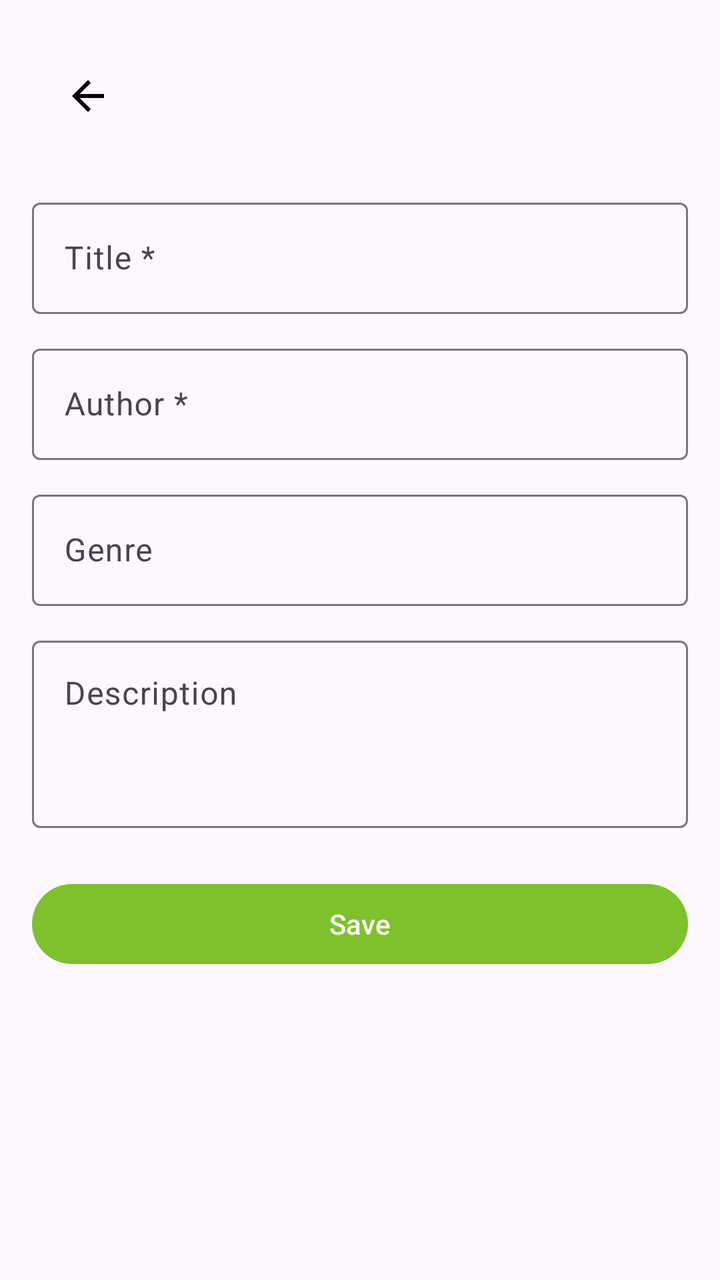
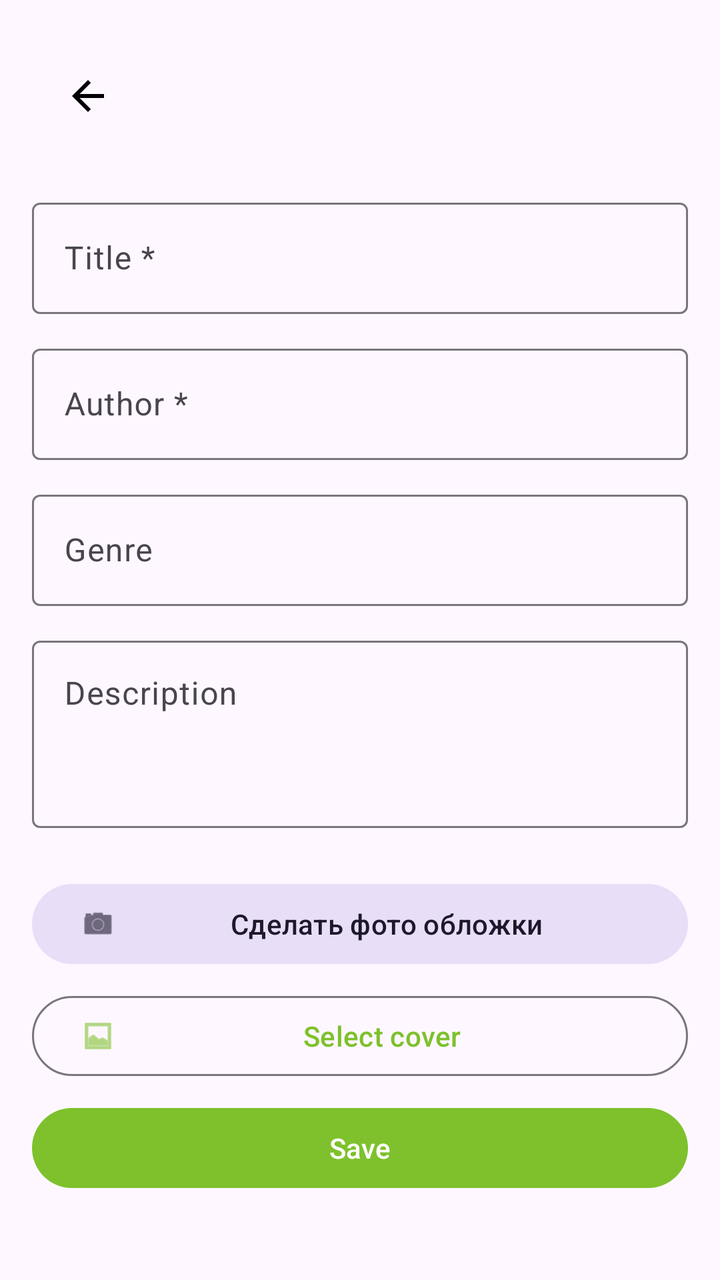

An Android layout rendered at two revisions. The XML below is the earlier revision; the diff shows what the commit changed to produce the second picture.
<!-- AndroidManifest.xml: activity theme Theme.BookLibrary -->
<!-- res/layout/activity_add_edit_book.xml -->
<?xml version="1.0" encoding="utf-8"?>
<ScrollView
    xmlns:android="http://schemas.android.com/apk/res/android"
    xmlns:app="http://schemas.android.com/apk/res-auto"
    android:layout_width="match_parent"
    android:layout_height="match_parent">

    <LinearLayout
        android:layout_width="match_parent"
        android:layout_height="wrap_content"
        android:orientation="vertical"
        android:padding="16dp">

        <com.google.android.material.appbar.MaterialToolbar
            android:id="@+id/toolbar"
            android:layout_width="match_parent"
            android:layout_height="?attr/actionBarSize"
            app:navigationIcon="@drawable/ic_arrow_back"
            android:layout_marginBottom="16dp"/>

        <com.google.android.material.textfield.TextInputLayout
            android:id="@+id/til_title"
            style="@style/Widget.Material3.TextInputLayout.OutlinedBox"
            android:layout_width="match_parent"
            android:layout_height="wrap_content"
            android:hint="@string/book_title"
            android:layout_marginBottom="12dp">

            <com.google.android.material.textfield.TextInputEditText
                android:id="@+id/et_title"
                android:layout_width="match_parent"
                android:layout_height="wrap_content"
                android:inputType="textCapSentences"/>

        </com.google.android.material.textfield.TextInputLayout>

        <com.google.android.material.textfield.TextInputLayout
            android:id="@+id/til_author"
            style="@style/Widget.Material3.TextInputLayout.OutlinedBox"
            android:layout_width="match_parent"
            android:layout_height="wrap_content"
            android:hint="@string/book_author"
            android:layout_marginBottom="12dp">

            <com.google.android.material.textfield.TextInputEditText
                android:id="@+id/et_author"
                android:layout_width="match_parent"
                android:layout_height="wrap_content"
                android:inputType="textCapWords"/>

        </com.google.android.material.textfield.TextInputLayout>

        <com.google.android.material.textfield.TextInputLayout
            android:id="@+id/til_genre"
            style="@style/Widget.Material3.TextInputLayout.OutlinedBox"
            android:layout_width="match_parent"
            android:layout_height="wrap_content"
            android:hint="@string/book_genre"
            android:layout_marginBottom="12dp">

            <com.google.android.material.textfield.TextInputEditText
                android:id="@+id/et_genre"
                android:layout_width="match_parent"
                android:layout_height="wrap_content"
                android:inputType="textCapWords"/>

        </com.google.android.material.textfield.TextInputLayout>

        <com.google.android.material.textfield.TextInputLayout
            android:id="@+id/til_description"
            style="@style/Widget.Material3.TextInputLayout.OutlinedBox"
            android:layout_width="match_parent"
            android:layout_height="wrap_content"
            android:hint="@string/book_description"
            android:layout_marginBottom="24dp">

            <com.google.android.material.textfield.TextInputEditText
                android:id="@+id/et_description"
                android:layout_width="match_parent"
                android:layout_height="wrap_content"
                android:inputType="textMultiLine"
                android:minLines="3"
                android:gravity="top"/>

        </com.google.android.material.textfield.TextInputLayout>

        <com.google.android.material.button.MaterialButton
            android:id="@+id/btn_save"
            android:layout_width="match_parent"
            android:layout_height="wrap_content"
            android:text="@string/book_save"/>

    </LinearLayout>

</ScrollView>
<!-- resources referenced by this layout -->
<resources>
  <!-- drawable ic_arrow_back (drawable) -->
  <vector xmlns:android="http://schemas.android.com/apk/res/android"
      android:width="24dp"
      android:height="24dp"
      android:viewportWidth="960"
      android:viewportHeight="960"
      android:autoMirrored="true">
    <path
        android:fillColor="@android:color/black"
        android:pathData="M313,520L537,744L480,800L160,480L480,160L537,216L313,440L800,440L800,520L313,520Z"/>
  </vector>
  <string name="book_author">Author *</string>
  <string name="book_description">Description</string>
  <string name="book_genre">Genre</string>
  <string name="book_save">Save</string>
  <string name="book_title">Title *</string>
  <style name="Theme.BookLibrary" parent="Base.Theme.BookLibrary" />
  <style name="Base.Theme.BookLibrary" parent="Theme.Material3.DayNight.NoActionBar">
          
          
          <item name="colorPrimary">@color/app_theme</item>
          <item name="colorSurface">#FFFFFF</item>
          <item name="android:textColor">#000000</item>
      </style>
  <color name="app_theme">#7EC12C</color>
</resources>

<!-- the commit's change to res/layout/activity_add_edit_book.xml (unified diff, before → after) -->
@@ -81,8 +81,42 @@
                 android:inputType="textMultiLine"
                 android:minLines="3"
                 android:gravity="top"/>
+        </com.google.android.material.textfield.TextInputLayout>
 
-        </com.google.android.material.textfield.TextInputLayout>
+        <ImageView
+            android:id="@+id/iv_preview"
+            android:layout_width="match_parent"
+            android:layout_height="200dp"
+            android:scaleType="centerCrop"
+            android:layout_marginBottom="12dp"
+            android:visibility="gone"
+            android:background="#EEEEEE"/>
+
+        <com.google.android.material.button.MaterialButton
+            android:id="@+id/btn_camera"
+            style="@style/Widget.Material3.Button.TonalButton"
+            android:layout_width="match_parent"
+            android:layout_height="wrap_content"
+            android:text="Сделать фото обложки"
+            android:layout_marginBottom="8dp"
+            app:icon="@android:drawable/ic_menu_camera"/>
+
+        <com.google.android.material.button.MaterialButton
+            android:id="@+id/btn_select_image"
+            style="@style/Widget.Material3.Button.OutlinedButton"
+            android:layout_width="match_parent"
+            android:layout_height="wrap_content"
+            android:text="@string/select_cover"
+            android:layout_marginBottom="8dp"
+            app:icon="@android:drawable/ic_menu_gallery"/>
+
+        <ProgressBar
+            android:id="@+id/progress_upload"
+            android:layout_width="wrap_content"
+            android:layout_height="wrap_content"
+            android:layout_gravity="center"
+            android:visibility="gone"
+            android:layout_marginBottom="12dp"/>
 
         <com.google.android.material.button.MaterialButton
             android:id="@+id/btn_save"
<!-- resource entries referenced after the edit -->
@@ -16,6 +16,7 @@
   <string name="book_genre">Genre</string>
   <string name="book_save">Save</string>
   <string name="book_title">Title *</string>
+  <string name="select_cover">Select cover</string>
   <style name="Theme.BookLibrary" parent="Base.Theme.BookLibrary" />
   <style name="Base.Theme.BookLibrary" parent="Theme.Material3.DayNight.NoActionBar">
           
